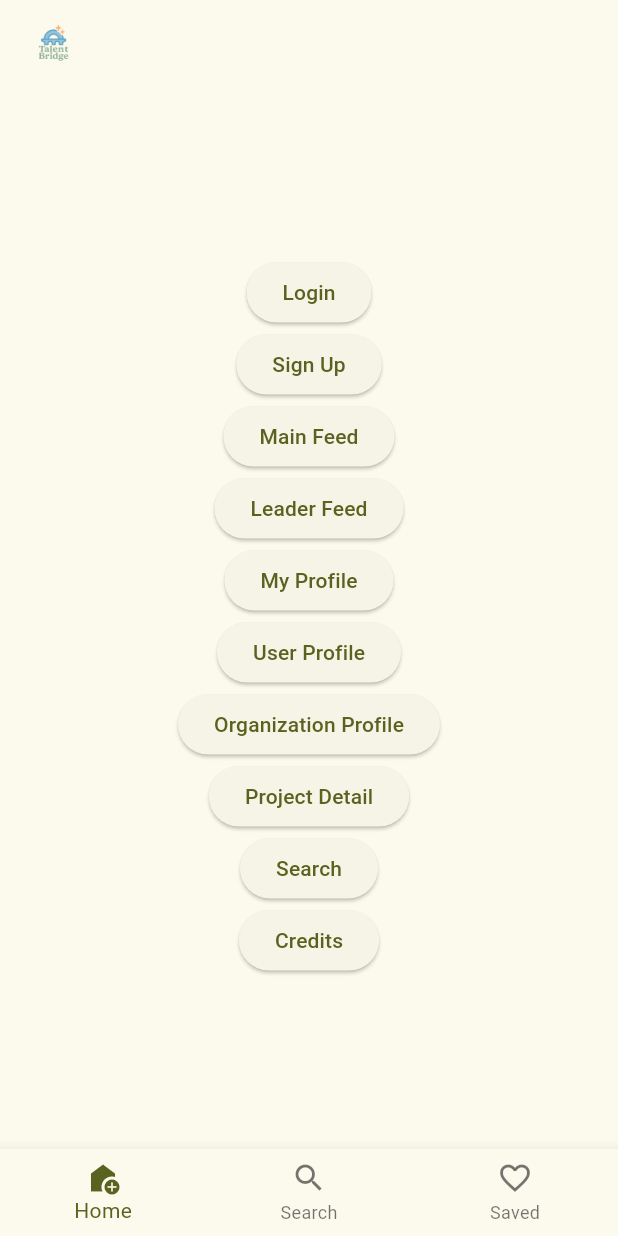
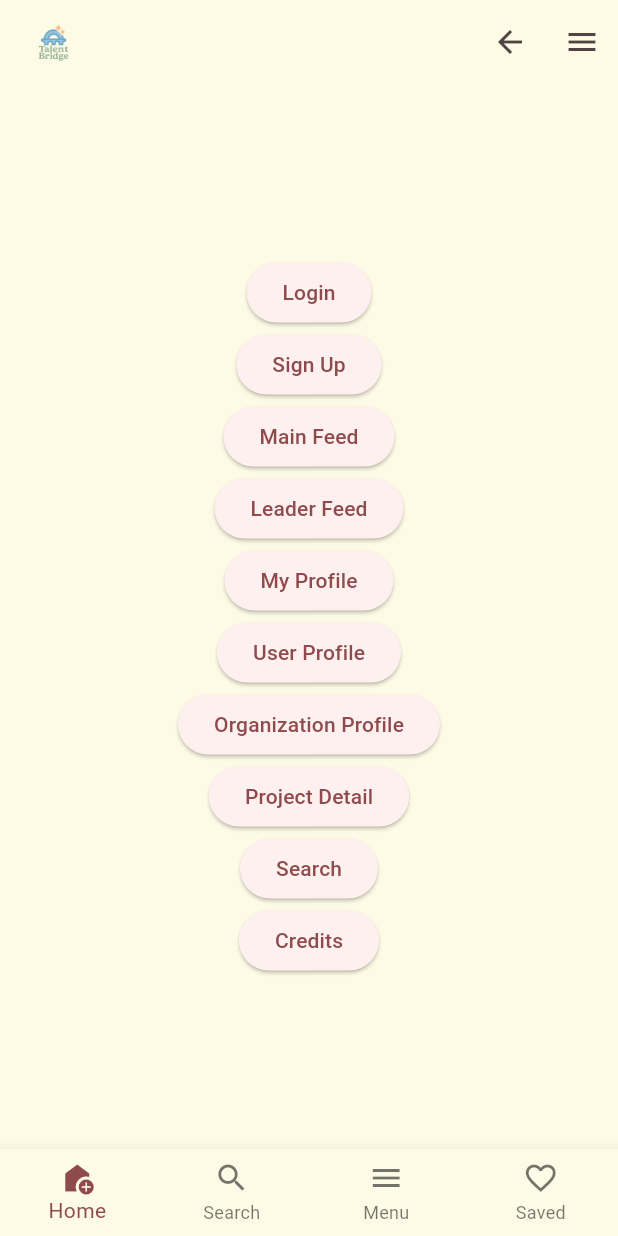
Before and after one commit to Moviles-2025-2-Grupo-Chevere/TalentBridge, a Flutter app: the screen it shows after launch, on a phone screen of 412 x 824 dp. Run offline on Flutter 3.47's test engine with Material 3 defaults, Android fonts, the phone set to English and light mode, and no system bars; Roboto replaces fonts that are missing (OpenSans).

Commit message:
Fix: Added missing icons to AppBar and BottomNavigationBar

```diff
--- a/talent_bridge_fl/lib/main.dart
+++ b/talent_bridge_fl/lib/main.dart
@@ -13,7 +13,10 @@
     return MaterialApp(
       title: 'Flutter Demo',
       theme: ThemeData(
-        colorScheme: ColorScheme.fromSeed(seedColor: Color(0xFFFBFBE6)),
+        colorScheme: ColorScheme.fromSeed(
+          seedColor: Color.fromARGB(255, 97, 32, 37),
+          surface: Color(0xFFFDFAE5),
+        ),
         fontFamily: 'OpenSans',
       ),
       home: const PrototypeMenu(),
--- a/talent_bridge_fl/lib/views/prototype_menu.dart
+++ b/talent_bridge_fl/lib/views/prototype_menu.dart
@@ -57,14 +57,30 @@
           height: 40, // Adjust height as needed
           fit: BoxFit.contain,
         ),
+        actions: [
+          IconButton(
+            icon: Icon(Icons.arrow_back),
+            onPressed: () {
+              Navigator.pop(context);
+            },
+          ),
+          IconButton(
+            icon: Icon(Icons.menu),
+            onPressed: () {
+              print('Menu tapped');
+            },
+          ),
+        ],
       ),
       bottomNavigationBar: BottomNavigationBar(
+        type: BottomNavigationBarType.fixed, // Add this line
         items: [
           BottomNavigationBarItem(
             icon: Icon(Icons.add_home),
             label: 'Home',
           ),
           BottomNavigationBarItem(icon: Icon(Icons.search), label: 'Search'),
+          BottomNavigationBarItem(icon: Icon(Icons.menu), label: 'Menu'),
           BottomNavigationBarItem(
             icon: Icon(Icons.favorite_outline),
             label: 'Saved',
```
